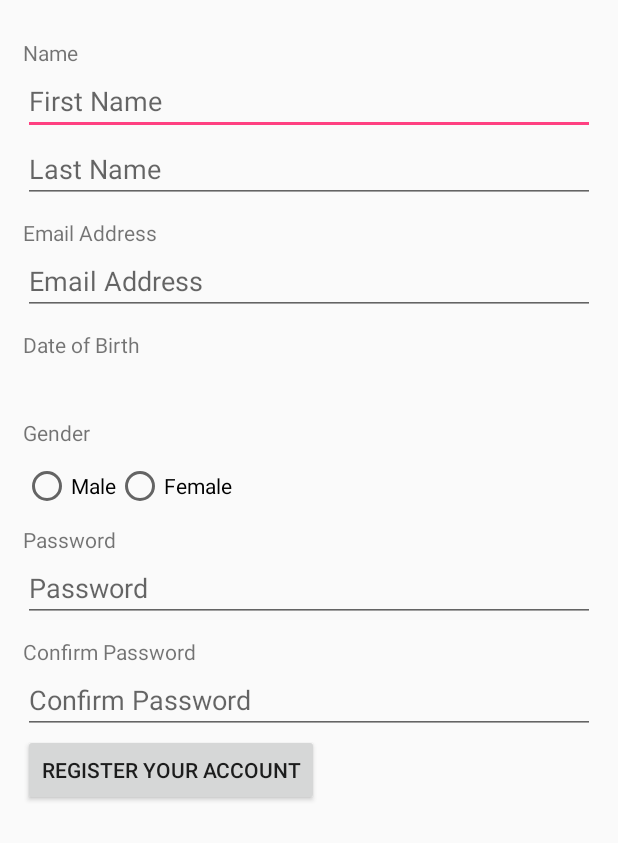
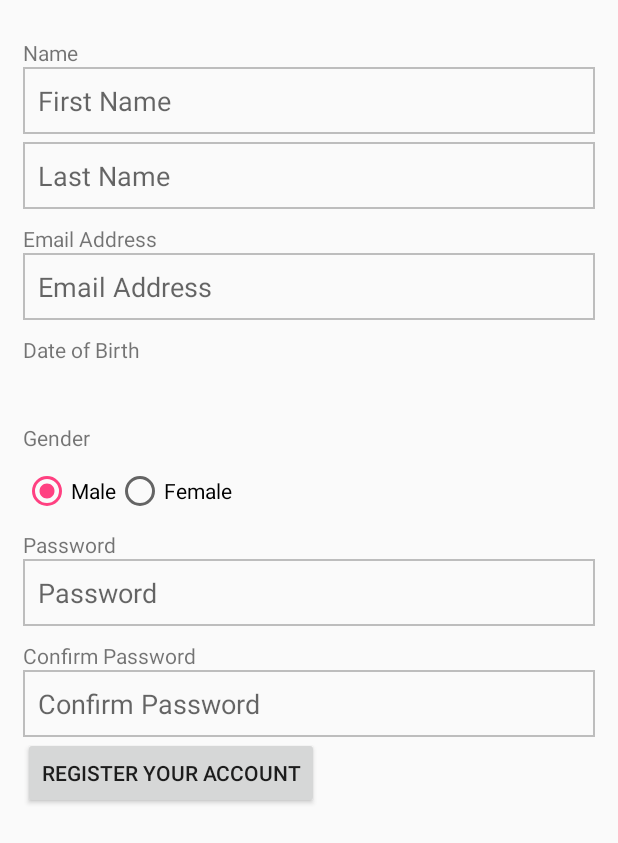
Before and after one commit to KaeMs/Arc, an Android app: the layout activity_signup.xml on its own in the app's theme, with its tools: preview values and no code run, on a phone screen of 412 x 824 dp. Shown: the top 843 px of the screen. Run offline under Robolectric (Android 15) with nearby library versions, the light colour scheme and no system bars; Roboto replaces fonts that are not available here.

Commit message:
Added custom Checkbox and RadioButton for later use; improved SignupActivity

```diff
--- a/app/build.gradle
+++ b/app/build.gradle
@@ -38,4 +38,6 @@ dependencies {
     // Butterknife
     compile 'com.jakewharton:butterknife:8.5.1'
     annotationProcessor 'com.jakewharton:butterknife-compiler:8.5.1'
+    // Awesome Validation
+    compile 'com.basgeekball:awesome-validation:2.0'
 }
--- a/app/src/main/AndroidManifest.xml
+++ b/app/src/main/AndroidManifest.xml
@@ -17,6 +17,7 @@
                 <category android:name="android.intent.category.LAUNCHER" />
             </intent-filter>
         </activity>
+        <activity android:name=".SignupActivity" />
     </application>
 
 </manifest>
--- /dev/null
+++ b/app/src/main/java/com/med/fast/customviews/CustomFontRadioButton.java
@@ -0,0 +1,42 @@
+package com.med.fast.customviews;
+
+import android.content.Context;
+import android.content.res.TypedArray;
+import android.graphics.Typeface;
+import android.support.v7.widget.AppCompatRadioButton;
+import android.util.AttributeSet;
+
+import com.med.fast.FontCache;
+import com.med.fast.R;
+
+/**
+ * Created by Kevin Murvie on 4/10/2017. Fas
+ */
+
+public class CustomFontRadioButton extends AppCompatRadioButton{
+
+    public CustomFontRadioButton(Context context, AttributeSet attrs) {
+        super(context, attrs);
+        applyCustomFont(context, attrs);
+    }
+
+    public CustomFontRadioButton(Context context, AttributeSet attrs, int defStyle) {
+        super(context, attrs, defStyle);
+        applyCustomFont(context, attrs);
+    }
+
+    private void applyCustomFont(Context context, AttributeSet attrs) {
+        TypedArray a = context.obtainStyledAttributes(attrs, R.styleable.CustomFontRadioButton);
+        String fontFace = a.getString(R.styleable.CustomFontRadioButton_rbFontFace);
+
+        try {
+            if (fontFace != null) {
+                Typeface customFont = FontCache.getTypeface(fontFace, context);
+                setTypeface(customFont);
+            }
+        } finally {
+            a.recycle();
+        }
+
+    }
+}
--- /dev/null
+++ b/app/src/main/res/drawable/border_arcgrey.xml
@@ -0,0 +1,10 @@
+<?xml version="1.0" encoding="utf-8"?>
+<shape xmlns:android="http://schemas.android.com/apk/res/android"
+    android:shape="rectangle">
+    <stroke android:width="1dp"
+        android:color="@color/arcGrey"/>
+    <padding android:bottom="10dp"
+        android:left="10dp"
+        android:right="10dp"
+        android:top="10dp"/>
+</shape>
--- a/app/src/main/res/layout/activity_signup.xml
+++ b/app/src/main/res/layout/activity_signup.xml
@@ -26,12 +26,17 @@
                 android:id="@+id/signup_firstNameET"
                 android:layout_width="match_parent"
                 android:layout_height="wrap_content"
+                android:background="@drawable/border_arcgrey"
+                android:maxLength="50"
                 android:hint="@string/firstName" />
 
             <com.med.fast.customviews.CustomFontEditText
                 android:id="@+id/signup_lastNameET"
                 android:layout_width="match_parent"
                 android:layout_height="wrap_content"
+                android:layout_marginTop="5dp"
+                android:maxLength="75"
+                android:background="@drawable/border_arcgrey"
                 android:hint="@string/lastName" />
 
             <com.med.fast.customviews.CustomFontTextView
@@ -44,6 +49,7 @@
                 android:id="@+id/signup_emailAddressET"
                 android:layout_width="match_parent"
                 android:layout_height="wrap_content"
+                android:background="@drawable/border_arcgrey"
                 android:hint="@string/emailAddress" />
 
             <com.med.fast.customviews.CustomFontTextView
@@ -70,12 +76,15 @@
                 android:layout_marginTop="10dp"
                 android:orientation="horizontal">
 
-                <RadioButton
+                <com.med.fast.customviews.CustomFontRadioButton
+                    android:id="@+id/signup_maleRB"
                     android:layout_width="wrap_content"
                     android:layout_height="wrap_content"
+                    android:checked="true"
                     android:text="@string/male"/>
 
-                <RadioButton
+                <com.med.fast.customviews.CustomFontRadioButton
+                    android:id="@+id/signup_femaleRB"
                     android:layout_width="wrap_content"
                     android:layout_height="wrap_content"
                     android:text="@string/female"/>
@@ -92,6 +101,8 @@
                 android:id="@+id/signup_passwordET"
                 android:layout_width="match_parent"
                 android:layout_height="wrap_content"
+                android:background="@drawable/border_arcgrey"
+                android:inputType="textPassword"
                 android:hint="@string/password" />
 
             <com.med.fast.customviews.CustomFontTextView
@@ -104,9 +115,12 @@
                 android:id="@+id/signup_confirmPassET"
                 android:layout_width="match_parent"
                 android:layout_height="wrap_content"
+                android:background="@drawable/border_arcgrey"
+                android:inputType="textPassword"
                 android:hint="@string/confirmPassword" />
 
             <com.med.fast.customviews.CustomFontButton
+                android:id="@+id/signup_confirmBtn"
                 android:layout_width="wrap_content"
                 android:layout_height="wrap_content"
                 android:text="@string/registerYourAccount"/>
--- a/app/src/main/res/values/strings.xml
+++ b/app/src/main/res/values/strings.xml
@@ -17,6 +17,8 @@
     <string name="female">Female</string>
     <string name="confirmPassword">Confirm Password</string>
     <string name="registerYourAccount">Register your account</string>
+    <string name="wrongPasswordFormatMssg">Format password Salah, minimal 8 huruf, maksimal 50 huruf</string>
+    <string name="wrongPasswordConfirmation">Password tidak sama</string>
 
     <!-- General -->
     <string name="ok">OK</string>
```
Also changed, not shown: app/src/main/java/com/med/fast/FastBaseFragment.java (added, +174 -0 lines), app/src/main/java/com/med/fast/SignupActivity.java (+52 -1 lines), app/src/main/java/com/med/fast/customviews/CustomFontCheckBox.java (added, +41 -0 lines), app/src/main/res/values/attrs.xml (+8 -0 lines).
